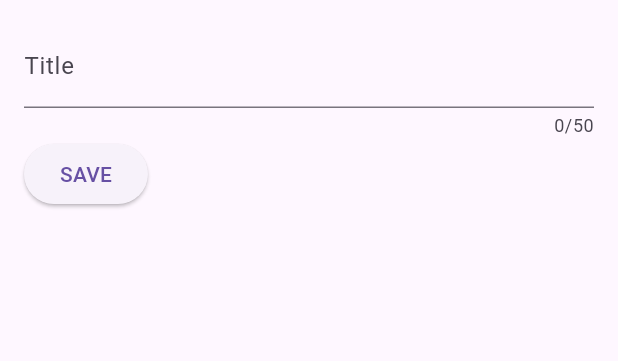
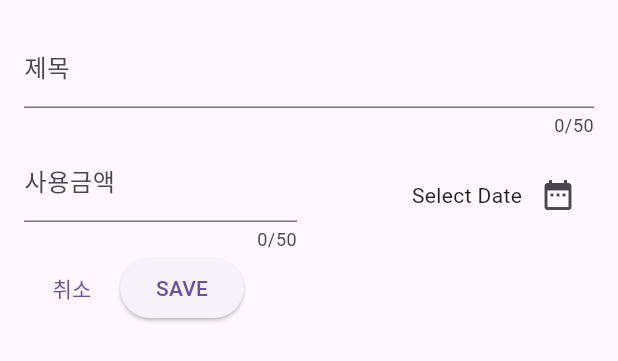
Before and after one commit to Shin-3117/Flutter-Study, a Flutter app: the AddItemSheet widget shown alone on an empty page, opened directly, on a phone screen of 412 x 824 dp. Shown: the top 361 px of the screen. Run offline on Flutter 3.47's test engine with Material 3 defaults, Android fonts, the phone set to English and light mode, and no system bars; our stand-ins replace google_fonts.

Commit message:
Feat Input, Date Input

```diff
--- a/activity_theming/lib/widgets/expenses_list/add_item_sheet.dart
+++ b/activity_theming/lib/widgets/expenses_list/add_item_sheet.dart
@@ -1,4 +1,6 @@
+import 'package:flutter/cupertino.dart';
 import 'package:flutter/material.dart';
+import 'package:flutter/widgets.dart';
 
 class AddItemSheet extends StatefulWidget {
   const AddItemSheet({super.key});
@@ -17,9 +19,23 @@ class _AddItemSheet extends State<AddItemSheet> {
   // }
 
   final _titleController = TextEditingController();
+  final _amountController = TextEditingController();
+
+  void _presentDatePicker() {
+    final nowTime = DateTime.now();
+    final firstDate = DateTime(nowTime.year - 1, nowTime.month, nowTime.day);
+
+    showDatePicker(
+        context: context,
+        initialDate: nowTime, //
+        firstDate: firstDate,
+        lastDate: nowTime);
+  }
+
   @override
   void dispose() {
     _titleController.dispose();
+    _amountController.dispose();
     super.dispose();
   }
 
@@ -34,17 +50,52 @@ class _AddItemSheet extends State<AddItemSheet> {
             controller: _titleController,
             maxLength: 50,
             keyboardType: TextInputType.text,
-            decoration: InputDecoration(label: Text('Title')),
+            decoration: InputDecoration(label: Text('제목')),
           ),
           Row(
             children: [
+              Expanded(
+                child: TextField(
+                  // onChanged: _saveTitleInput,
+                  controller: _amountController,
+                  maxLength: 50,
+                  keyboardType: TextInputType.number,
+                  decoration: InputDecoration(
+                      prefixText: '\$ ', // 앞에 해당 문자열 추가 추가
+                      label: Text('사용금액')),
+                ),
+              ),
+              const SizedBox(
+                width: 16,
+              ),
+              Expanded(
+                child: Row(
+                  mainAxisAlignment: MainAxisAlignment.end,
+                  children: [
+                    Text('Select Date'),
+                    IconButton(
+                        onPressed: _presentDatePicker,
+                        icon: Icon(Icons.date_range))
+                  ],
+                ),
+              )
+            ],
+          ),
+          Row(
+            children: [
+              TextButton(
+                onPressed: () {
+                  Navigator.pop(context);
+                },
+                child: Text('취소'),
+              ),
               ElevatedButton(
                   onPressed: () {
-                    print(_titleController.text);
+                    print(_amountController.text);
                   },
                   child: const Text('SAVE')),
             ],
-          )
+          ),
         ],
       ),
     );
```
